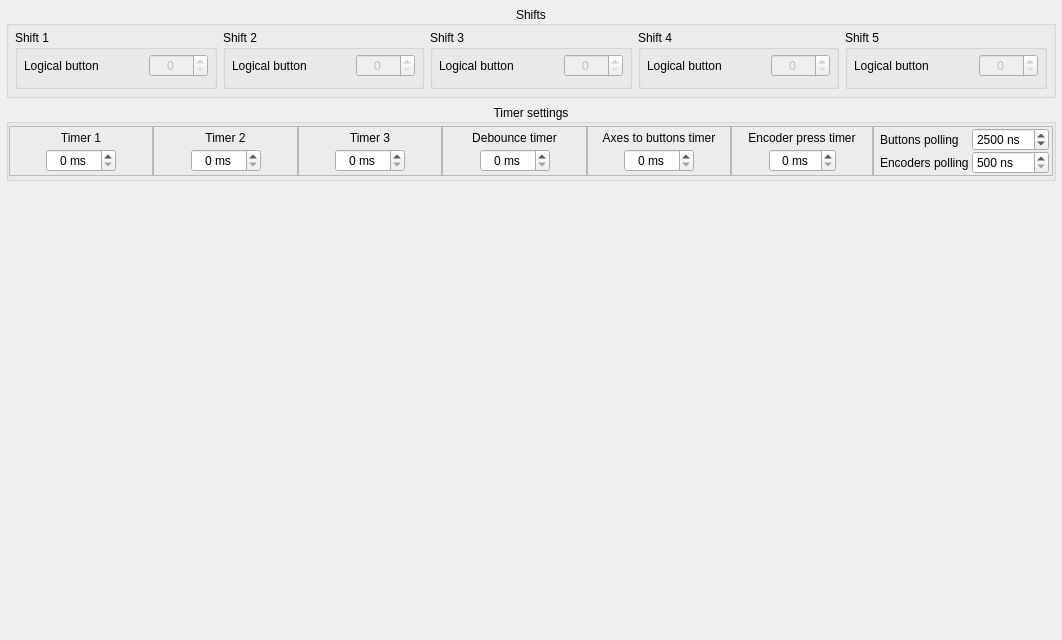
anpeaco/FreeJoyXConfiguratorQt, file src/widgets/shifts-timers/shiftstimersconfig.ui: the form before one commit.
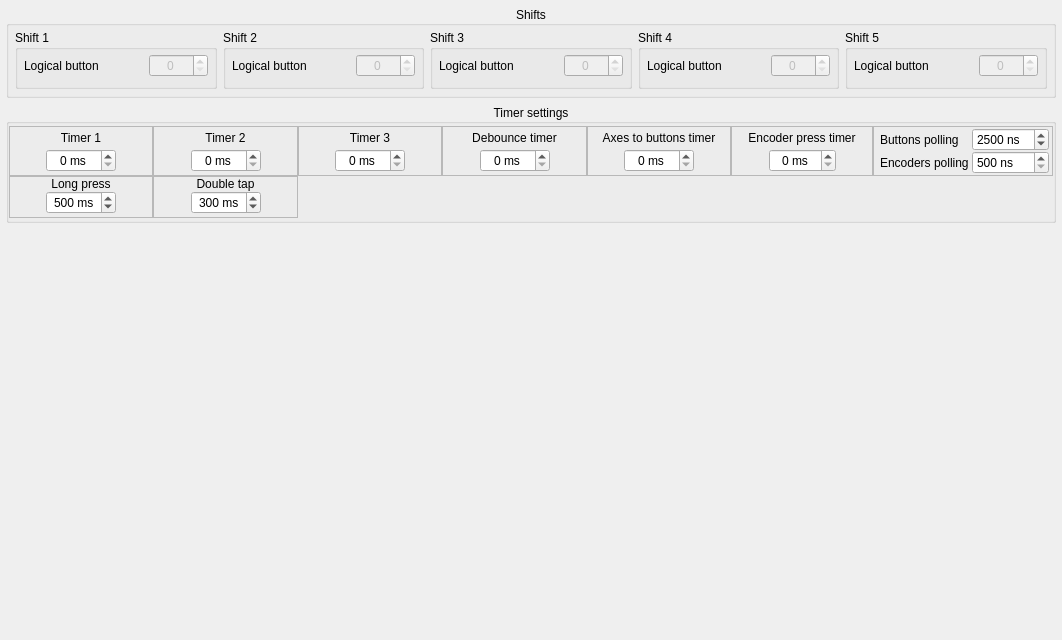
The form after the commit.

Commit message: Add Long Press / Double Tap to Function dropdown + per-physical filter (Step 4)

What changed in the file:
```diff
--- a/src/widgets/shifts-timers/shiftstimersconfig.ui
+++ b/src/widgets/shifts-timers/shiftstimersconfig.ui
@@ -865,6 +865,188 @@
         </layout>
        </widget>
       </item>
+      <item row="4" column="0">
+       <widget class="QFrame" name="frame_LongPress">
+        <property name="frameShape">
+         <enum>QFrame::StyledPanel</enum>
+        </property>
+        <property name="frameShadow">
+         <enum>QFrame::Sunken</enum>
+        </property>
+        <layout class="QGridLayout" name="gridLayout_LongPress" columnstretch="1,1,1">
+         <property name="leftMargin">
+          <number>1</number>
+         </property>
+         <property name="topMargin">
+          <number>0</number>
+         </property>
+         <property name="rightMargin">
+          <number>1</number>
+         </property>
+         <property name="bottomMargin">
+          <number>3</number>
+         </property>
+         <property name="horizontalSpacing">
+          <number>3</number>
+         </property>
+         <property name="verticalSpacing">
+          <number>0</number>
+         </property>
+         <item row="0" column="0" colspan="3">
+          <widget class="QLabel" name="text_longPress">
+           <property name="text">
+            <string>Long press</string>
+           </property>
+           <property name="alignment">
+            <set>Qt::AlignCenter</set>
+           </property>
+          </widget>
+         </item>
+         <item row="1" column="0">
+          <spacer name="horizontalSpacer_LongPress_L">
+           <property name="orientation">
+            <enum>Qt::Horizontal</enum>
+           </property>
+           <property name="sizeHint" stdset="0">
+            <size>
+             <width>40</width>
+             <height>20</height>
+            </size>
+           </property>
+          </spacer>
+         </item>
+         <item row="1" column="1">
+          <widget class="QSpinBox" name="spinBox_LongPressThreshold">
+           <property name="maximumSize">
+            <size>
+             <width>70</width>
+             <height>16777215</height>
+            </size>
+           </property>
+           <property name="alignment">
+            <set>Qt::AlignCenter</set>
+           </property>
+           <property name="suffix">
+            <string> ms</string>
+           </property>
+           <property name="minimum">
+            <number>100</number>
+           </property>
+           <property name="maximum">
+            <number>5000</number>
+           </property>
+           <property name="value">
+            <number>500</number>
+           </property>
+          </widget>
+         </item>
+         <item row="1" column="2">
+          <spacer name="horizontalSpacer_LongPress_R">
+           <property name="orientation">
+            <enum>Qt::Horizontal</enum>
+           </property>
+           <property name="sizeHint" stdset="0">
+            <size>
+             <width>40</width>
+             <height>20</height>
+            </size>
+           </property>
+          </spacer>
+         </item>
+        </layout>
+       </widget>
+      </item>
+      <item row="4" column="1">
+       <widget class="QFrame" name="frame_DoubleTap">
+        <property name="frameShape">
+         <enum>QFrame::StyledPanel</enum>
+        </property>
+        <property name="frameShadow">
+         <enum>QFrame::Sunken</enum>
+        </property>
+        <layout class="QGridLayout" name="gridLayout_DoubleTap" columnstretch="1,1,1">
+         <property name="leftMargin">
+          <number>1</number>
+         </property>
+         <property name="topMargin">
+          <number>0</number>
+         </property>
+         <property name="rightMargin">
+          <number>1</number>
+         </property>
+         <property name="bottomMargin">
+          <number>3</number>
+         </property>
+         <property name="horizontalSpacing">
+          <number>3</number>
+         </property>
+         <property name="verticalSpacing">
+          <number>0</number>
+         </property>
+         <item row="0" column="0" colspan="3">
+          <widget class="QLabel" name="text_doubleTap">
+           <property name="text">
+            <string>Double tap</string>
+           </property>
+           <property name="alignment">
+            <set>Qt::AlignCenter</set>
+           </property>
+          </widget>
+         </item>
+         <item row="1" column="0">
+          <spacer name="horizontalSpacer_DoubleTap_L">
+           <property name="orientation">
+            <enum>Qt::Horizontal</enum>
+           </property>
+           <property name="sizeHint" stdset="0">
+            <size>
+             <width>40</width>
+             <height>20</height>
+            </size>
+           </property>
+          </spacer>
+         </item>
+         <item row="1" column="1">
+          <widget class="QSpinBox" name="spinBox_DoubleTapWindow">
+           <property name="maximumSize">
+            <size>
+             <width>70</width>
+             <height>16777215</height>
+            </size>
+           </property>
+           <property name="alignment">
+            <set>Qt::AlignCenter</set>
+           </property>
+           <property name="suffix">
+            <string> ms</string>
+           </property>
+           <property name="minimum">
+            <number>100</number>
+           </property>
+           <property name="maximum">
+            <number>2000</number>
+           </property>
+           <property name="value">
+            <number>300</number>
+           </property>
+          </widget>
+         </item>
+         <item row="1" column="2">
+          <spacer name="horizontalSpacer_DoubleTap_R">
+           <property name="orientation">
+            <enum>Qt::Horizontal</enum>
+           </property>
+           <property name="sizeHint" stdset="0">
+            <size>
+             <width>40</width>
+             <height>20</height>
+            </size>
+           </property>
+          </spacer>
+         </item>
+        </layout>
+       </widget>
+      </item>
      </layout>
     </widget>
    </item>
```
The commit also changes 8 other files.
